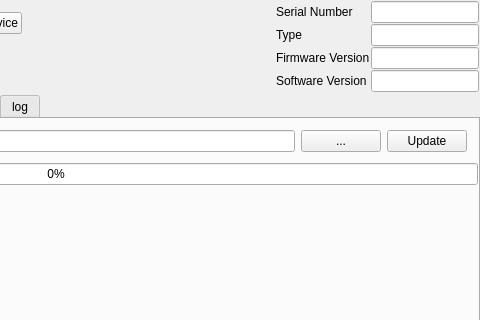
The window that FTDIDeviceControl/ftdidevicecontrol.ui (dzenmaster/FTDIDeviceControl) describes before a commit, drawn with Qt 5; both pictures show x 368 to 848 and y 0 to 320 of the 848 by 704 pixel window.
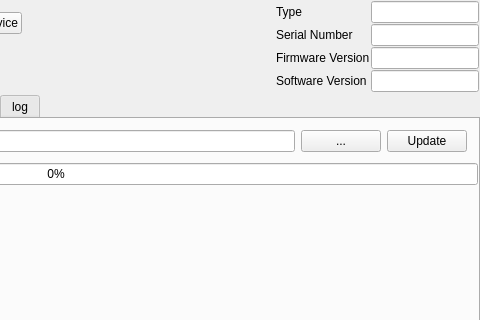
The same window after the commit. Icons and pictures are not drawn.

The edit to the form file:
```diff
--- a/FTDIDeviceControl/ftdidevicecontrol.ui
+++ b/FTDIDeviceControl/ftdidevicecontrol.ui
@@ -139,35 +139,15 @@
        <property name="bottomMargin">
         <number>1</number>
        </property>
-       <item row="0" column="0">
+       <item row="1" column="0">
         <widget class="QLabel" name="label_3">
          <property name="text">
           <string>Serial Number</string>
          </property>
         </widget>
        </item>
-       <item row="0" column="1">
-        <widget class="QLineEdit" name="leSerialNumber">
-         <property name="sizePolicy">
-          <sizepolicy hsizetype="Preferred" vsizetype="Fixed">
-           <horstretch>0</horstretch>
-           <verstretch>0</verstretch>
-          </sizepolicy>
-         </property>
-         <property name="readOnly">
-          <bool>true</bool>
-         </property>
-        </widget>
-       </item>
-       <item row="1" column="0">
-        <widget class="QLabel" name="label_5">
-         <property name="text">
-          <string>Type</string>
-         </property>
-        </widget>
-       </item>
        <item row="1" column="1">
-        <widget class="QLineEdit" name="leModuleType">
+        <widget class="QLineEdit" name="leSerialNumber">
          <property name="sizePolicy">
           <sizepolicy hsizetype="Preferred" vsizetype="Fixed">
            <horstretch>0</horstretch>
@@ -186,19 +166,6 @@
          </property>
         </widget>
        </item>
-       <item row="2" column="1">
-        <widget class="QLineEdit" name="leFirmwareVersion">
-         <property name="sizePolicy">
-          <sizepolicy hsizetype="Preferred" vsizetype="Fixed">
-           <horstretch>0</horstretch>
-           <verstretch>0</verstretch>
-          </sizepolicy>
-         </property>
-         <property name="readOnly">
-          <bool>true</bool>
-         </property>
-        </widget>
-       </item>
        <item row="3" column="0">
         <widget class="QLabel" name="label_4">
          <property name="text">
@@ -219,6 +186,39 @@
          </property>
         </widget>
        </item>
+       <item row="0" column="0">
+        <widget class="QLabel" name="label_5">
+         <property name="text">
+          <string>Type</string>
+         </property>
+        </widget>
+       </item>
+       <item row="0" column="1">
+        <widget class="QLineEdit" name="leModuleType">
+         <property name="sizePolicy">
+          <sizepolicy hsizetype="Preferred" vsizetype="Fixed">
+           <horstretch>0</horstretch>
+           <verstretch>0</verstretch>
+          </sizepolicy>
+         </property>
+         <property name="readOnly">
+          <bool>true</bool>
+         </property>
+        </widget>
+       </item>
+       <item row="2" column="1">
+        <widget class="QLineEdit" name="leFirmwareVersion">
+         <property name="sizePolicy">
+          <sizepolicy hsizetype="Preferred" vsizetype="Fixed">
+           <horstretch>0</horstretch>
+           <verstretch>0</verstretch>
+          </sizepolicy>
+         </property>
+         <property name="readOnly">
+          <bool>true</bool>
+         </property>
+        </widget>
+       </item>
       </layout>
      </widget>
     </item>
```
